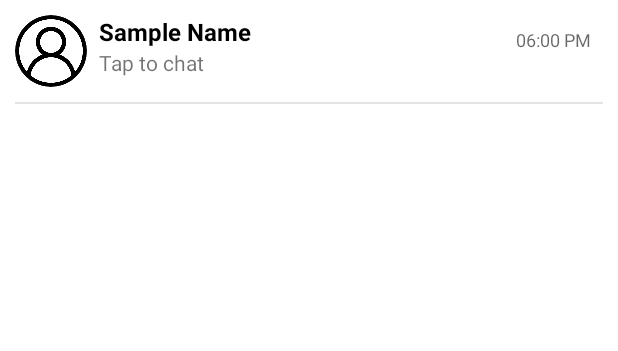
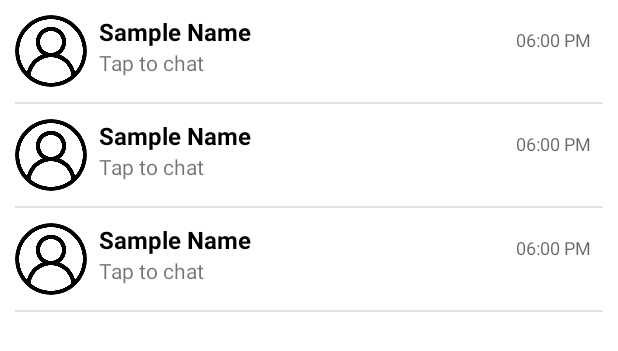
Before and after one commit to rishav0511/MSClone, an Android app: the layout fragment_chat.xml on its own in the app's theme, with its tools: preview values and no code run, on a phone screen of 412 x 824 dp. Shown: the top 351 px of the screen. Run offline under Robolectric (Android 15) with nearby library versions, the phone set to English and light mode, and no system bars.

Commit message:
Fixed recycler view

```diff
--- a/app/src/main/res/layout/row_conversation.xml
+++ b/app/src/main/res/layout/row_conversation.xml
@@ -3,7 +3,7 @@
     xmlns:android="http://schemas.android.com/apk/res/android"
     xmlns:app="http://schemas.android.com/apk/res-auto"
     android:layout_width="match_parent"
-    android:layout_height="match_parent"
+    android:layout_height="wrap_content"
     android:paddingTop="10dp"
     android:paddingLeft="10dp"
     android:paddingRight="10dp"
```
Also changed, not shown: app/src/main/java/com/example/msclone/ChatFragment.java (+3 -5 lines).
